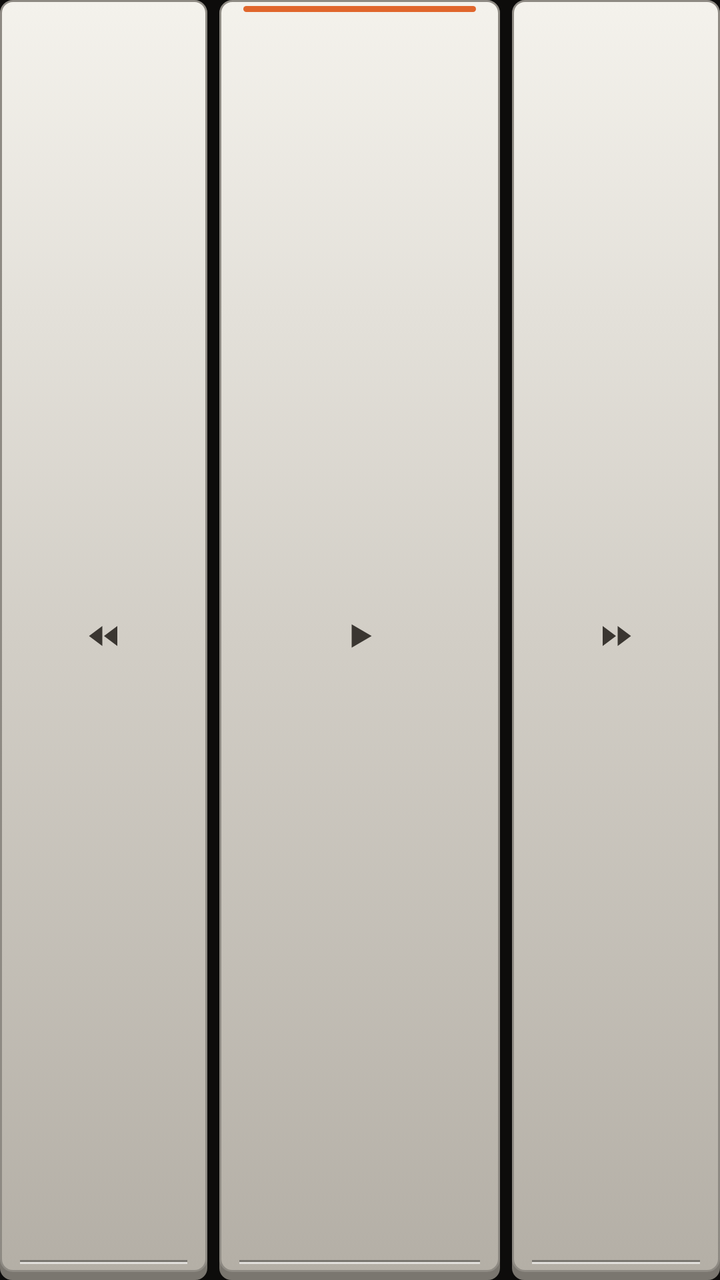
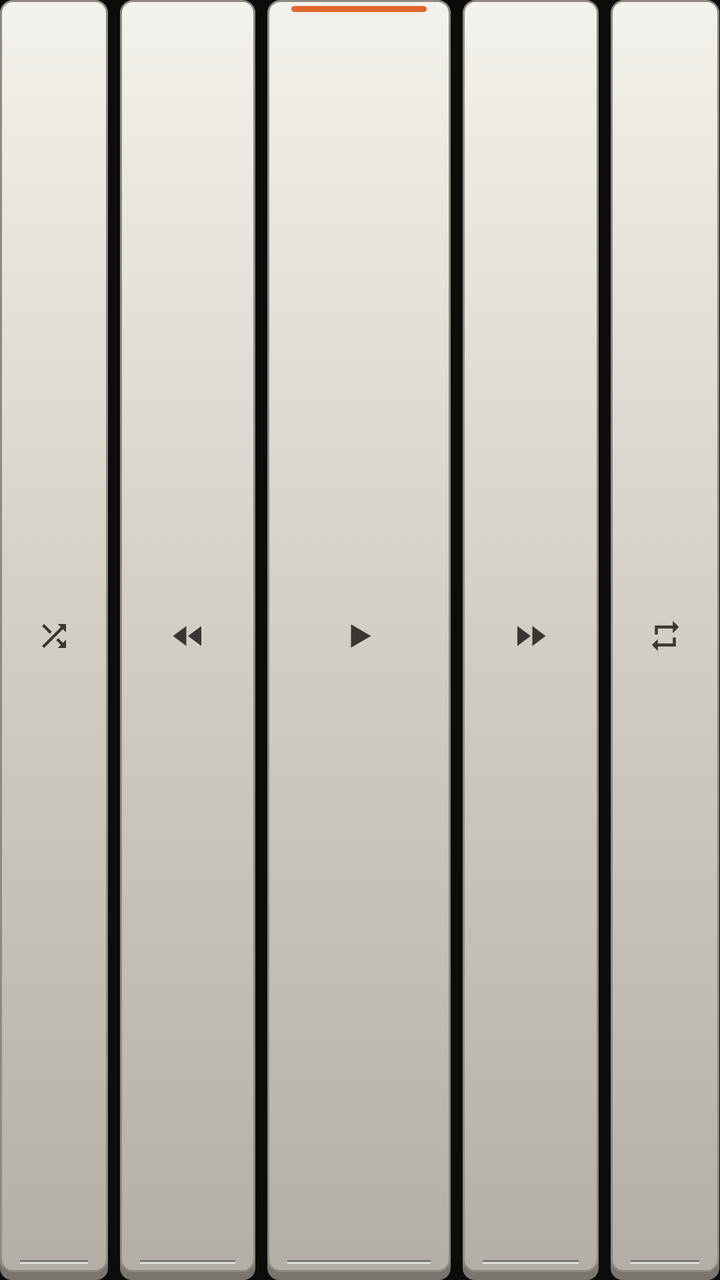

Two renders of the same Android screen: before a commit and after it. Below are the layout's source before the change and the commit's diff.
<!-- AndroidManifest.xml: application theme AppTheme -->
<!-- res/layout/widget_keys.xml -->
<?xml version="1.0" encoding="utf-8"?>
<LinearLayout xmlns:android="http://schemas.android.com/apk/res/android"
    android:layout_width="match_parent" android:layout_height="46dp"
    android:layout_marginTop="8dp" android:orientation="horizontal">
    <ImageButton android:id="@+id/w_prev" android:layout_width="0dp" android:layout_height="match_parent" android:layout_weight="1"
        android:layout_marginEnd="6dp" android:background="@drawable/wm_key" android:src="@drawable/wm_ic_prev"
        android:scaleType="center" android:paddingBottom="4dp" android:contentDescription="이전 곡" />
    <ImageButton android:id="@+id/w_toggle" android:layout_width="0dp" android:layout_height="match_parent" android:layout_weight="1.35"
        android:layout_marginEnd="6dp" android:background="@drawable/wm_key_play" android:src="@drawable/wm_ic_play"
        android:scaleType="center" android:paddingBottom="4dp" android:contentDescription="재생 / 일시정지" />
    <ImageButton android:id="@+id/w_next" android:layout_width="0dp" android:layout_height="match_parent" android:layout_weight="1"
        android:background="@drawable/wm_key" android:src="@drawable/wm_ic_next"
        android:scaleType="center" android:paddingBottom="4dp" android:contentDescription="다음 곡" />
</LinearLayout>
<!-- resources referenced by this layout -->
<resources>
  <!-- drawable wm_ic_next (drawable) -->
  <?xml version="1.0" encoding="utf-8"?>
  <vector xmlns:android="http://schemas.android.com/apk/res/android"
      android:width="20dp" android:height="20dp" android:viewportWidth="24" android:viewportHeight="24">
      <path android:fillColor="#FF3A3631" android:pathData="M4,6v12l8,-6zM13,6v12l8,-6z" />
  </vector>
  <!-- drawable wm_ic_play (drawable) -->
  <?xml version="1.0" encoding="utf-8"?>
  <vector xmlns:android="http://schemas.android.com/apk/res/android"
      android:width="20dp" android:height="20dp" android:viewportWidth="24" android:viewportHeight="24">
      <path android:fillColor="#FF3A3631" android:pathData="M7,5v14l12,-7z" />
  </vector>
  <!-- drawable wm_ic_prev (drawable) -->
  <?xml version="1.0" encoding="utf-8"?>
  <vector xmlns:android="http://schemas.android.com/apk/res/android"
      android:width="20dp" android:height="20dp" android:viewportWidth="24" android:viewportHeight="24">
      <path android:fillColor="#FF3A3631" android:pathData="M11,6v12L3,12zM20,6v12l-8,-6z" />
  </vector>
  <!-- drawable wm_key (drawable) -->
  <?xml version="1.0" encoding="utf-8"?>
  <selector xmlns:android="http://schemas.android.com/apk/res/android">
      <item android:state_pressed="true" android:drawable="@drawable/wm_key_down" />
      <item android:drawable="@drawable/wm_key_up" />
  </selector>
  <!-- drawable wm_key_play (drawable) -->
  <?xml version="1.0" encoding="utf-8"?>
  <selector xmlns:android="http://schemas.android.com/apk/res/android">
      <item android:state_pressed="true" android:drawable="@drawable/wm_key_play_down" />
      <item android:drawable="@drawable/wm_key_play_up" />
  </selector>
  <style name="AppTheme" parent="android:Theme.Material.NoActionBar">
          <item name="android:windowBackground">@color/bg</item>
          <item name="android:statusBarColor">@color/bg</item>
          <item name="android:navigationBarColor">@color/bg</item>
          <item name="android:windowLightStatusBar">false</item>
          <item name="android:colorAccent">@color/accent</item>
      </style>
  <!-- drawable wm_key_play_down (drawable) -->
  <?xml version="1.0" encoding="utf-8"?>
  <layer-list xmlns:android="http://schemas.android.com/apk/res/android">
      <item android:drawable="@drawable/wm_key_down" />
      <item android:top="6dp" android:left="12dp" android:right="12dp" android:gravity="top" android:height="3dp">
          <shape><solid android:color="#FFB8521F" /><corners android:radius="1.5dp" /></shape>
      </item>
  </layer-list>
  <!-- drawable wm_key_play_up (drawable) -->
  <?xml version="1.0" encoding="utf-8"?>
  <layer-list xmlns:android="http://schemas.android.com/apk/res/android">
      <item android:drawable="@drawable/wm_key_up" />
      <item android:top="3dp" android:left="12dp" android:right="12dp" android:gravity="top" android:height="3dp">
          <shape><solid android:color="#FFE0662C" /><corners android:radius="1.5dp" /></shape>
      </item>
  </layer-list>
  <color name="bg">#0D0C0B</color>
  <color name="accent">#E8B25A</color>
  <!-- unchanged entries left out for length: 2 -->
</resources>

<!-- the commit's change to res/layout/widget_keys.xml (unified diff, before → after) -->
@@ -2,6 +2,9 @@
 <LinearLayout xmlns:android="http://schemas.android.com/apk/res/android"
     android:layout_width="match_parent" android:layout_height="46dp"
     android:layout_marginTop="8dp" android:orientation="horizontal">
+    <ImageButton android:id="@+id/w_shuffle" android:layout_width="0dp" android:layout_height="match_parent" android:layout_weight="0.8"
+        android:layout_marginEnd="6dp" android:background="@drawable/wm_key" android:src="@drawable/wm_ic_shuffle_off"
+        android:scaleType="center" android:paddingBottom="4dp" android:contentDescription="셔플" />
     <ImageButton android:id="@+id/w_prev" android:layout_width="0dp" android:layout_height="match_parent" android:layout_weight="1"
         android:layout_marginEnd="6dp" android:background="@drawable/wm_key" android:src="@drawable/wm_ic_prev"
         android:scaleType="center" android:paddingBottom="4dp" android:contentDescription="이전 곡" />
@@ -9,6 +12,9 @@
         android:layout_marginEnd="6dp" android:background="@drawable/wm_key_play" android:src="@drawable/wm_ic_play"
         android:scaleType="center" android:paddingBottom="4dp" android:contentDescription="재생 / 일시정지" />
     <ImageButton android:id="@+id/w_next" android:layout_width="0dp" android:layout_height="match_parent" android:layout_weight="1"
-        android:background="@drawable/wm_key" android:src="@drawable/wm_ic_next"
+        android:layout_marginEnd="6dp" android:background="@drawable/wm_key" android:src="@drawable/wm_ic_next"
         android:scaleType="center" android:paddingBottom="4dp" android:contentDescription="다음 곡" />
+    <ImageButton android:id="@+id/w_repeat" android:layout_width="0dp" android:layout_height="match_parent" android:layout_weight="0.8"
+        android:background="@drawable/wm_key" android:src="@drawable/wm_ic_repeat_off"
+        android:scaleType="center" android:paddingBottom="4dp" android:contentDescription="반복" />
 </LinearLayout>
<!-- resource entries referenced after the edit -->
@@ -17,6 +17,18 @@
   <vector xmlns:android="http://schemas.android.com/apk/res/android"
       android:width="20dp" android:height="20dp" android:viewportWidth="24" android:viewportHeight="24">
       <path android:fillColor="#FF3A3631" android:pathData="M11,6v12L3,12zM20,6v12l-8,-6z" />
+  </vector>
+  <!-- drawable wm_ic_repeat_off (drawable) -->
+  <?xml version="1.0" encoding="utf-8"?>
+  <vector xmlns:android="http://schemas.android.com/apk/res/android"
+      android:width="18dp" android:height="18dp" android:viewportWidth="24" android:viewportHeight="24">
+      <path android:fillColor="#FF3A3631" android:pathData="M7,7h10v3l4,-4 -4,-4v3L5,5v6h2L7,7zM17,17L7,17v-3l-4,4 4,4v-3h12v-6h-2v4z" />
+  </vector>
+  <!-- drawable wm_ic_shuffle_off (drawable) -->
+  <?xml version="1.0" encoding="utf-8"?>
+  <vector xmlns:android="http://schemas.android.com/apk/res/android"
+      android:width="18dp" android:height="18dp" android:viewportWidth="24" android:viewportHeight="24">
+      <path android:fillColor="#FF3A3631" android:pathData="M10.59,9.17L5.41,4 4,5.41l5.17,5.17 1.42,-1.41zM14.5,4l2.04,2.04L4,18.59 5.41,20 17.96,7.46 20,9.5L20,4h-5.5zM14.83,13.41l-1.41,1.41 3.13,3.13L14.5,20L20,20v-5.5l-2.04,2.04 -3.13,-3.13z" />
   </vector>
   <!-- drawable wm_key (drawable) -->
   <?xml version="1.0" encoding="utf-8"?>
